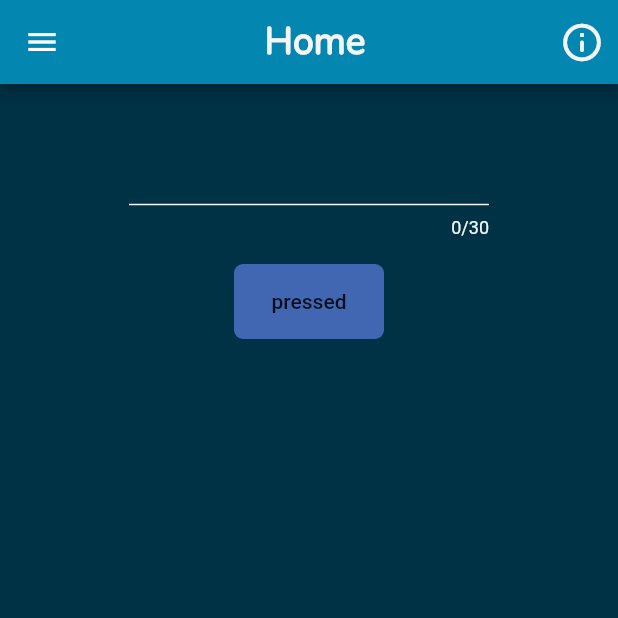
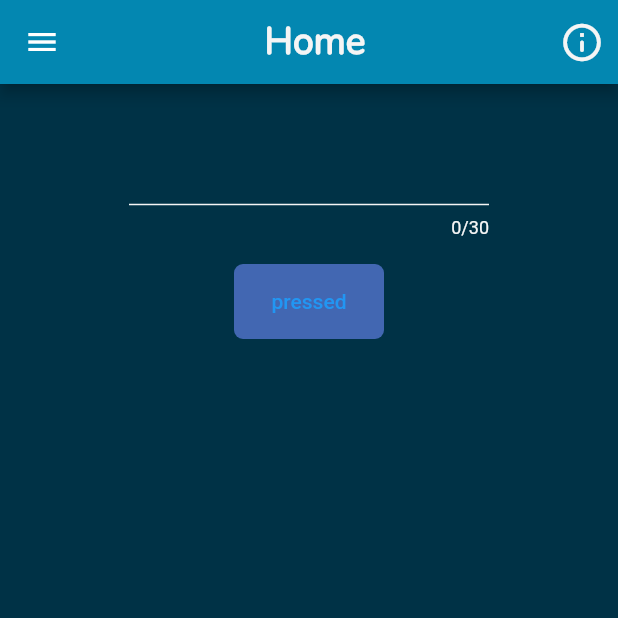
Before and after one commit to Chanoknans/Senior-Project, a Flutter app: the Homepage screen opened directly, on a phone screen of 412 x 824 dp, the top half of it. Run offline on Flutter 3.47's test engine with Material 2 defaults, Android fonts, the phone set to English and light mode, and no system bars; our stand-ins replace card_swiper, cloud_firestore, firebase_auth, firebase_core, firebase_storage, fluttertoast and 4 more; missing offline and left inert: flutter_sound; accounts and stored records are empty.

Commit message:
update null safety

```diff
--- a/lib/Page/home_page.dart
+++ b/lib/Page/home_page.dart
@@ -3,15 +3,10 @@ import 'dart:ui';
 import 'package:flutter/cupertino.dart';
 import 'package:flutter/material.dart';
 import 'package:flutter/painting.dart';
+import 'package:hearing_aid/constant.dart';
 import 'package:hearing_aid/fade_route.dart';
-import 'package:hearing_aid/constant.dart'; // ignore: unused_import
-import 'package:hearing_aid/page/second_page.dart'; // ignore: unused_import
 import 'package:hearing_aid/page/aids_home.dart';
 import 'package:hearing_aid/page/profile_page.dart';
-
-import 'package:line_icons/line_icons.dart'; // ignore: unused_import
-
-import 'bottom_app_bar.dart'; // ignore: unused_import
 
 class Homepage extends StatefulWidget {
   const Homepage({Key? key}) : super(key: key);
@@ -22,7 +17,6 @@ class Homepage extends StatefulWidget {
 }
 
 class _HomepageState extends State<Homepage> {
-  // ignore: prefer_final_fields
   String text = '';
   bool distext = false;
   @override
@@ -34,7 +28,6 @@ class _HomepageState extends State<Homepage> {
         backgroundColor: const Color.fromRGBO(3, 135, 177, 1),
         title: Row(
           mainAxisAlignment: MainAxisAlignment.center,
-            //ignore: prefer_const_literals_to_create_immutables
           children: <Widget>[
             const Text(
               "Home",
@@ -64,27 +57,8 @@ class _HomepageState extends State<Homepage> {
         ],
       ),
       drawer: MyProfile(),
-        body: Stack(children: [
-          /*Padding(
-            padding: EdgeInsets.only(top: 30, left: 18),
-            child: Container(
-              height: 50,
-              width: 100,
-              decoration: BoxDecoration(
-                  color: bluee, borderRadius: BorderRadius.circular(6)),
-              child: TextButton(
-                onPressed: () {
-                  Navigator.push(context, FadeRoute(page: HearingAidss()));
-                },
-                child: Text("pressed"),
-              ),
-            ),
-          ),
-          Padding(
-            padding: EdgeInsets.only(top: 15, left: 320),
-            child: new CircleButton(),
-          ),
-        ])*/
+      body: Stack(
+        children: [
           Column(
             children: [
               Padding(
@@ -99,7 +73,11 @@ class _HomepageState extends State<Homepage> {
                         text = value;
                       });
                     },
-                    style: TextStyle(color: white, height: 1, fontSize: 14),
+                    style: TextStyle(
+                      color: white,
+                      height: 1,
+                      fontSize: 14,
+                    ),
                     maxLength: 30,
                     cursorColor: white,
                     decoration: InputDecoration(
@@ -117,13 +95,14 @@ class _HomepageState extends State<Homepage> {
               ),
               Align(
                 alignment: Alignment.bottomCenter,
-                //padding: EdgeInsets.only(top: 150, left: 50),
                 child: Container(
                   height: 50,
                   width: 100,
                   decoration: BoxDecoration(
-                      color: bluee, borderRadius: BorderRadius.circular(6)),
-                  child: FlatButton(
+                    color: bluee,
+                    borderRadius: BorderRadius.circular(6),
+                  ),
+                  child: TextButton(
                     onPressed: () {
                       setState(() {
                         distext = !distext;
@@ -142,11 +121,8 @@ class _HomepageState extends State<Homepage> {
               distext ? Text(text) : Spacer(),
             ],
           ),
-        ])
-        //bottomNavigationBar: BottomAppBarbar(),
-        /*floatingActionButton: CircleButton(),
-      floatingActionButtonLocation:
-          FloatingActionButtonLocation.miniCenterDocked,*/
+        ],
+      ),
     );
   }
 }
```
Also changed, not shown: 2 other files. Lines whose indentation alone changed are shown as unchanged.
